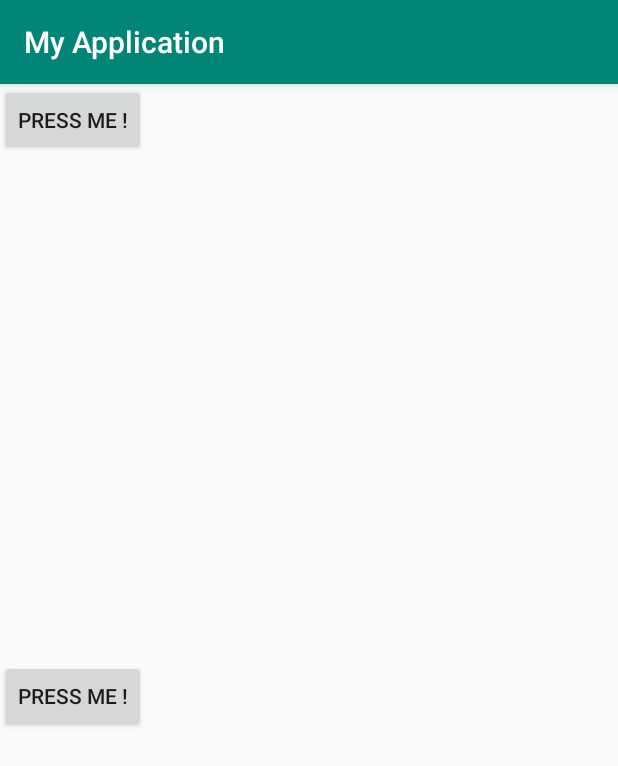
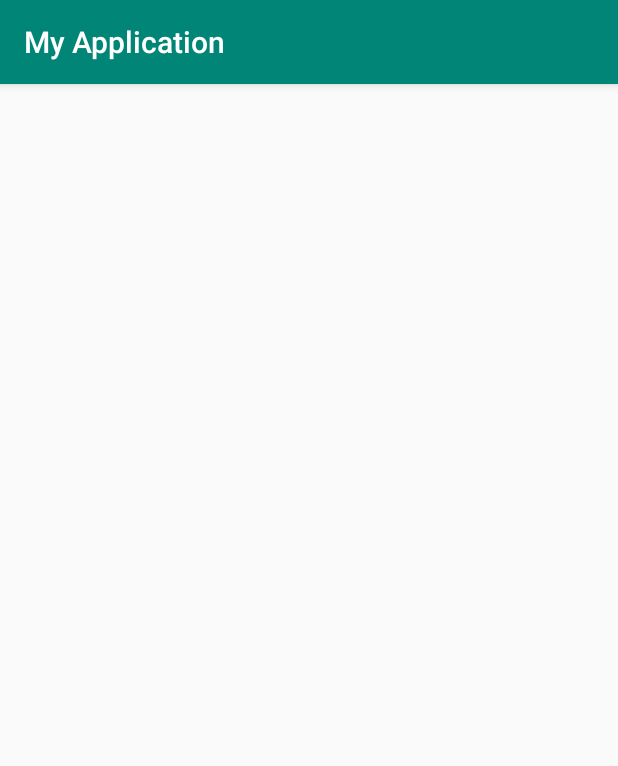
Before and after one commit to mariusgherman/androidfundamentals, an Android app: the screen it shows after launch (MainActivity), on a phone screen of 412 x 824 dp. Shown: the top 766 px of the screen. Run offline under Robolectric (Android 15) with nearby library versions, the phone set to English and light mode, and no system bars.

Commit message:
base for

```diff
--- a/app/src/main/java/com/example/myapplication/HelloFragment.java
+++ /dev/null
@@ -1,59 +0,0 @@
-package com.example.myapplication;
-
-import android.os.Bundle;
-import android.support.annotation.NonNull;
-import android.support.annotation.Nullable;
-import android.support.v4.app.Fragment;
-import android.view.LayoutInflater;
-import android.view.View;
-import android.view.ViewGroup;
-import android.widget.Toast;
-
-public class HelloFragment extends Fragment {
-
-    private String message = "No initial state";
-    private Listener listener;
-    private View button;
-
-    @Override
-    public void onActivityCreated(@Nullable Bundle savedInstanceState) {
-        super.onActivityCreated(savedInstanceState);
-        listener = (Listener) getActivity();
-    }
-
-    @Nullable
-    @Override
-    public View onCreateView(@NonNull LayoutInflater inflater,
-                             @Nullable ViewGroup container,
-                             @Nullable Bundle savedInstanceState) {
-        return inflater.inflate(R.layout.hello_fragment, container, false);
-    }
-
-    @Override
-    public void onViewCreated(@NonNull View view, @Nullable Bundle savedInstanceState) {
-        super.onViewCreated(view, savedInstanceState);
-
-        if (getArguments() != null) {
-            message = getArguments().getString("message");
-        }
-
-        button = view.findViewById(R.id.hello_fragment_button);
-        view.findViewById(R.id.hello_fragment_button).setOnClickListener(new View.OnClickListener() {
-            @Override
-            public void onClick(View v) {
-                Toast.makeText(v.getContext(), message, Toast.LENGTH_LONG)
-                        .show();
-                if (listener != null) {
-                    listener.onButtonPressed();
-                }
-            }
-        });
-
-    }
-
-    public void hideYourButton() {
-        if (button != null) {
-            button.setVisibility(View.INVISIBLE);
-        }
-    }
-}
--- a/app/src/main/java/com/example/myapplication/Listener.java
+++ /dev/null
@@ -1,6 +0,0 @@
-package com.example.myapplication;
-
-public interface Listener {
-
-    public void onButtonPressed();
-}
--- a/app/src/main/java/com/example/myapplication/MainActivity.java
+++ b/app/src/main/java/com/example/myapplication/MainActivity.java
@@ -1,37 +1,14 @@
 package com.example.myapplication;
 
+import android.os.Bundle;
 import android.support.v7.app.AppCompatActivity;
-import android.os.Bundle;
 
-public class MainActivity extends AppCompatActivity implements
-        Listener {
+public class MainActivity extends AppCompatActivity {
 
     @Override
     protected void onCreate(Bundle savedInstanceState) {
         super.onCreate(savedInstanceState);
         setContentView(R.layout.activity_main);
-
-        HelloFragment firstFragment = new HelloFragment();
-        Bundle firstBundle = new Bundle();
-        firstBundle.putString("message", "This is my first message");
-        firstFragment.setArguments(firstBundle);
-
-        HelloFragment secondFragment = new HelloFragment();
-        Bundle secondBundle = new Bundle();
-        secondBundle.putString("message", "This is my second message");
-        secondFragment.setArguments(secondBundle);
-
-        getSupportFragmentManager()
-                .beginTransaction()
-                .add(R.id.first_frame, firstFragment, "Hello 1")
-                .add(R.id.second_frame, secondFragment, "Hello 2")
-                .commit();
     }
 
-    @Override
-    public void onButtonPressed() {
-        HelloFragment secondFragment =
-                (HelloFragment) getSupportFragmentManager().findFragmentByTag("Hello 2");
-        secondFragment.hideYourButton();
-    }
 }
--- a/app/src/main/res/layout/activity_main.xml
+++ b/app/src/main/res/layout/activity_main.xml
@@ -5,19 +5,6 @@
     android:layout_width="match_parent"
     android:layout_height="match_parent"
     android:orientation="vertical"
-    tools:context=".MainActivity"
-    android:weightSum="2">
-
-    <FrameLayout
-        android:id="@+id/first_frame"
-        android:layout_width="match_parent"
-        android:layout_height="wrap_content"
-        android:layout_weight="1"/>
-
-    <FrameLayout
-        android:id="@+id/second_frame"
-        android:layout_width="match_parent"
-        android:layout_height="wrap_content"
-        android:layout_weight="1"/>
+    tools:context=".MainActivity">
 
 </LinearLayout>
```
